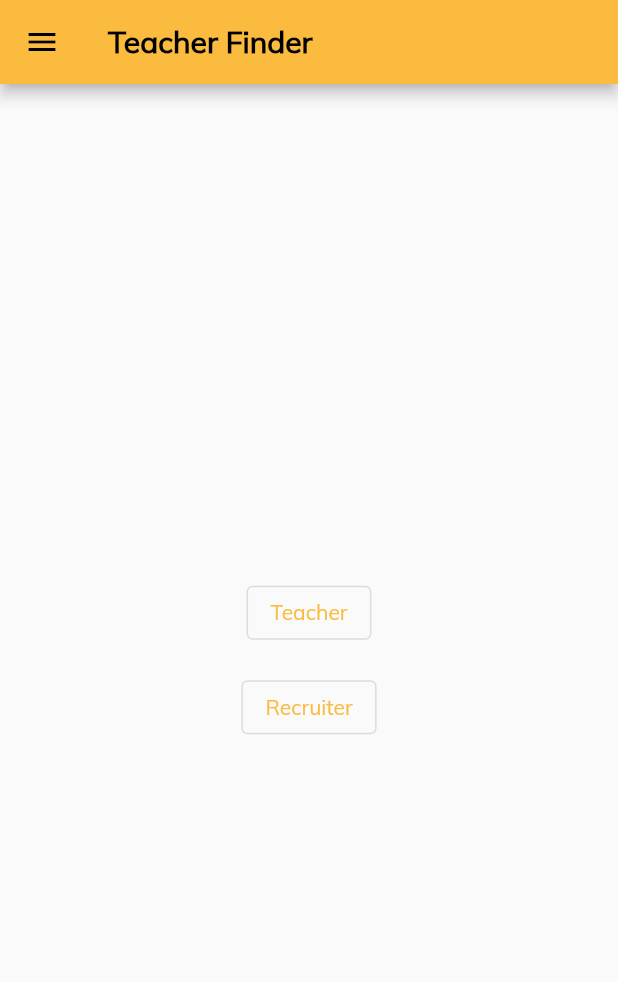
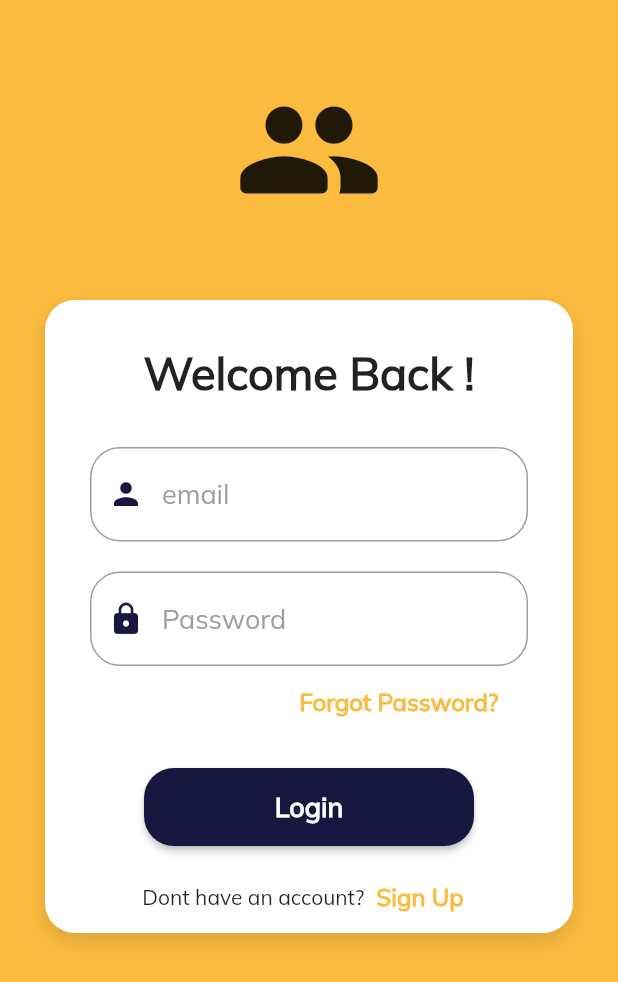
Before and after one commit to Arquitectura-De-Software-Emergentes/Mobile, a Flutter app: the screen it shows after launch, on a phone screen of 412 x 824 dp. Shown: the top 982 px of the screen. Run offline on Flutter 3.47's test engine with Material 2 defaults, Android fonts, the phone set to English and light mode, and no system bars; our stand-ins replace equatable, flutter_bloc, formz, get_it, line_awesome_flutter.

Commit message:
feat(presentation): add login screen and conection

```diff
--- a/lib/main.dart
+++ b/lib/main.dart
@@ -1,5 +1,6 @@
 import 'package:flutter/material.dart';
-import 'package:teacher_finder/SplashScreen.dart';
+import 'package:teacher_finder/security/presentation%20/login_screen.dart';
+import 'package:teacher_finder/splash_screen.dart';
 import 'package:teacher_finder/common/styles/styles.dart';
 import 'package:teacher_finder/common/widgets/custom_drawer.dart';
 import 'package:teacher_finder/injections.dart';
--- /dev/null
+++ b/lib/security/presentation /login_screen.dart
@@ -0,0 +1,180 @@
+import 'package:flutter/material.dart';
+import 'package:teacher_finder/common/styles/styles.dart';
+import 'package:teacher_finder/main.dart';
+
+class LoginScreen extends StatefulWidget {
+  const LoginScreen({super.key});
+
+  @override
+  State<LoginScreen> createState() => _LoginScreenState();
+}
+
+class _LoginScreenState extends State<LoginScreen> {
+  @override
+  Widget build(BuildContext context) {
+    return Container(
+      decoration: BoxDecoration(
+        color: Styles.primaryColor,
+        ),
+      child: Scaffold(
+        backgroundColor: Colors.transparent,
+        body: ListView(
+          children: [
+            SizedBox(height: 50),
+            Row(
+              mainAxisAlignment: MainAxisAlignment.center,
+              children: [
+             Icon(Icons.people_rounded, size: 100),
+              ],
+            ),
+            SizedBox(height: 20),
+            Padding(
+                padding:EdgeInsets.all(30),
+              child: Container(
+                decoration: BoxDecoration(
+                  color: Colors.white,
+                  borderRadius: BorderRadius.circular(20),
+                  boxShadow: [
+                    BoxShadow(
+                      color: Colors.black12,
+                      blurRadius: 10,
+                      offset: Offset(0,5),
+                    ),
+                  ],
+                ),
+                child: Column(
+                  children: [
+                    SizedBox(height: 20),
+                    Container(
+                      padding: EdgeInsets.all(10),
+                      child: Text(
+                        'Welcome Back !',
+                        style: TextStyle(
+                          fontSize: 30,
+                          fontWeight: FontWeight.bold,
+                        ),
+                      ),
+                    ),
+                    SizedBox(height: 20),
+                    Padding(
+                        padding:EdgeInsets.symmetric(vertical: 0,horizontal: 30),
+                      child: TextField(
+                        decoration: InputDecoration(
+                          hintText: 'email',
+                          prefixIcon: Icon(Icons.person,color: Styles.secondaryColor,),
+                          contentPadding: EdgeInsets.all(20),
+                          hintStyle: TextStyle(
+                            color: Colors.grey,
+                            fontSize: 18,
+                          ),
+                          border: OutlineInputBorder(
+                            borderRadius: BorderRadius.circular(20),
+                          ),
+                          focusedBorder: OutlineInputBorder(
+                            borderRadius: BorderRadius.circular(20),
+                            borderSide: BorderSide(
+                              color: Styles.secondaryColor,
+                            ),
+                          ),
+                        ),
+                        cursorColor: Styles.secondaryColor,
+                      ),
+                    ),
+                    SizedBox(height: 20),
+                    Padding(
+                      padding:EdgeInsets.symmetric(vertical: 0,horizontal: 30),
+                      child: TextField(
+                        decoration: InputDecoration(
+                          hintText: 'Password',
+                          prefixIcon: Icon(Icons.lock,color: Styles.secondaryColor,),
+                          contentPadding: EdgeInsets.all(20),
+                          hintStyle: TextStyle(
+                            color: Colors.grey,
+                            fontSize: 18,
+                          ),
+                          border: OutlineInputBorder(
+                            borderRadius: BorderRadius.circular(20),
+                          ),
+                          focusedBorder: OutlineInputBorder(
+                            borderRadius: BorderRadius.circular(20),
+                            borderSide: BorderSide(
+                              color: Styles.secondaryColor,
+                            ),
+                          ),
+                        ),
+                        cursorColor: Styles.secondaryColor,
+                      ),
+                    ),
+                    Padding(
+                      padding:EdgeInsets.only(left: 120),
+                      child: TextButton(onPressed: (){},
+                        child: Text('Forgot Password?',
+                        style: TextStyle(
+                          color: Styles.primaryColor,
+                          fontSize: 16,
+                          fontWeight: FontWeight.bold,
+                        ),
+                      ),
+                      ),
+                    ),
+
+                    SizedBox(height: 20),
+                    ElevatedButton(
+                      onPressed: (){
+                        Navigator.push(
+                          context,
+                          MaterialPageRoute(
+                            builder: (context) => const HomePage(),
+                          ),
+                        );
+                      },
+                      style:ElevatedButton.styleFrom (
+                      primary: Styles.secondaryColor,
+                        shape: RoundedRectangleBorder(
+                        borderRadius: BorderRadius.circular(20),
+                      ),
+                      padding: EdgeInsets.symmetric(horizontal: 10,vertical: 1),
+                      ),
+                      child: Container(
+                        width: 200,
+                        height: 50,
+                        alignment: Alignment.center,
+                          child: Text(
+                            'Login',
+                            style: TextStyle(
+                              color: Colors.white,
+                              fontSize: 18,
+                              fontWeight: FontWeight.bold,
+                            ),
+                          ),
+
+                      ),
+                    ),
+                    SizedBox(height: 10),
+                    Row(
+                      mainAxisAlignment: MainAxisAlignment.center,
+                      crossAxisAlignment: CrossAxisAlignment.center,
+                      children : [
+                        Text('Dont have an account?'),
+                        TextButton(onPressed: (){},
+                          child: Text('Sign Up',
+                          style: TextStyle(
+                         color: Styles.primaryColor,
+                          fontSize: 16,
+                         fontWeight: FontWeight.bold,
+                      ),
+                    ),
+                        ),
+                      ]
+                    )
+                  ],
+                ),
+              ),
+            ),
+          ],
+        ),
+      )
+    );
+
+  }
+}
--- a/lib/SplashScreen.dart
+++ b/lib/splash_screen.dart
@@ -1,5 +1,6 @@
 import 'package:flutter/material.dart';
 import 'package:teacher_finder/common/styles/styles.dart';
+import 'package:teacher_finder/security/presentation%20/login_screen.dart';
 
 import 'main.dart';
 
@@ -13,11 +14,11 @@ class SplashScreen extends StatefulWidget {
 class _SplashScreenState extends State<SplashScreen> {
   @override
   void initState(){
-    Future.delayed(const Duration(seconds: 2),(){
+    Future.delayed(const Duration(seconds: 1),(){
       Navigator.pushReplacement(
           context,
           MaterialPageRoute(
-              builder: (context) => const HomePage(),
+              builder: (context) => const LoginScreen(),
           ),
     );
     });
@@ -34,7 +35,7 @@ class _SplashScreenState extends State<SplashScreen> {
             Icon(Icons.tag_faces, size: 250),
             SizedBox(height: 40),
             CircularProgressIndicator(
-              color: Colors.white,
+              color: Styles.secondaryColor,
             ),
           ],
         ),
```
Also changed, not shown: lib/security/presentation /register_screen.dart (added).
